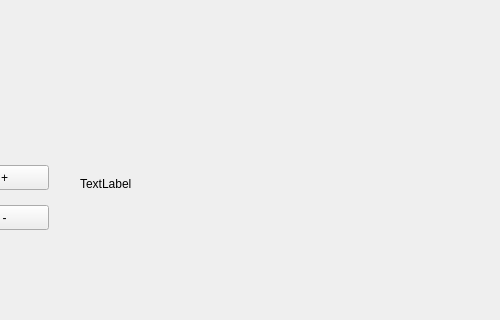
First picture: the form in mainwindow.ui, repository ietamaher/El-7aress-v3, before the edit; both pictures show x 360 to 860 and y 475 to 795 of the 1076 by 795 pixel window.
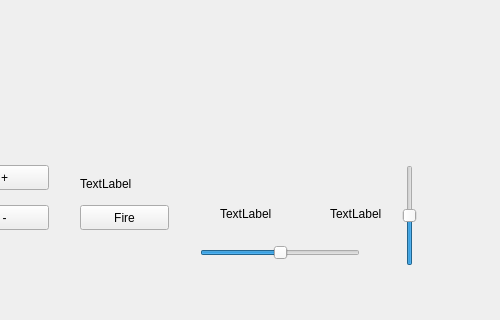
Second picture: the form after the edit. Custom widgets are drawn as their Qt base class.

Diff of the .ui file:
```diff
--- a/mainwindow.ui
+++ b/mainwindow.ui
@@ -571,6 +571,83 @@
      <string>TextLabel</string>
     </property>
    </widget>
+   <widget class="QPushButton" name="FireButton">
+    <property name="geometry">
+     <rect>
+      <x>440</x>
+      <y>680</y>
+      <width>89</width>
+      <height>25</height>
+     </rect>
+    </property>
+    <property name="text">
+     <string>Fire</string>
+    </property>
+   </widget>
+   <widget class="QSlider" name="elevationSlider">
+    <property name="geometry">
+     <rect>
+      <x>760</x>
+      <y>640</y>
+      <width>20</width>
+      <height>101</height>
+     </rect>
+    </property>
+    <property name="minimum">
+     <number>-1000</number>
+    </property>
+    <property name="maximum">
+     <number>1000</number>
+    </property>
+    <property name="orientation">
+     <enum>Qt::Vertical</enum>
+    </property>
+   </widget>
+   <widget class="QSlider" name="azimuthSlider">
+    <property name="geometry">
+     <rect>
+      <x>560</x>
+      <y>720</y>
+      <width>160</width>
+      <height>16</height>
+     </rect>
+    </property>
+    <property name="minimum">
+     <number>-1000</number>
+    </property>
+    <property name="maximum">
+     <number>1000</number>
+    </property>
+    <property name="orientation">
+     <enum>Qt::Horizontal</enum>
+    </property>
+   </widget>
+   <widget class="QLabel" name="elevationValueLabel">
+    <property name="geometry">
+     <rect>
+      <x>690</x>
+      <y>680</y>
+      <width>67</width>
+      <height>17</height>
+     </rect>
+    </property>
+    <property name="text">
+     <string>TextLabel</string>
+    </property>
+   </widget>
+   <widget class="QLabel" name="azimuthValueLabel">
+    <property name="geometry">
+     <rect>
+      <x>580</x>
+      <y>680</y>
+      <width>67</width>
+      <height>17</height>
+     </rect>
+    </property>
+    <property name="text">
+     <string>TextLabel</string>
+    </property>
+   </widget>
   </widget>
   <widget class="QMenuBar" name="menubar">
    <property name="geometry">
```
